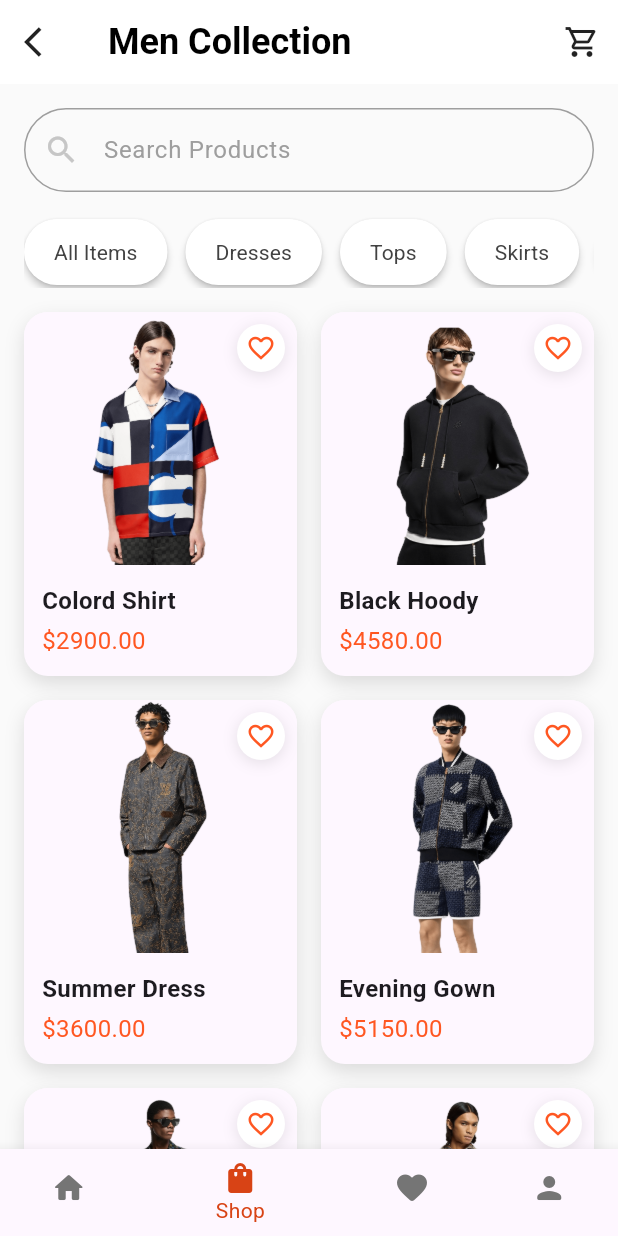
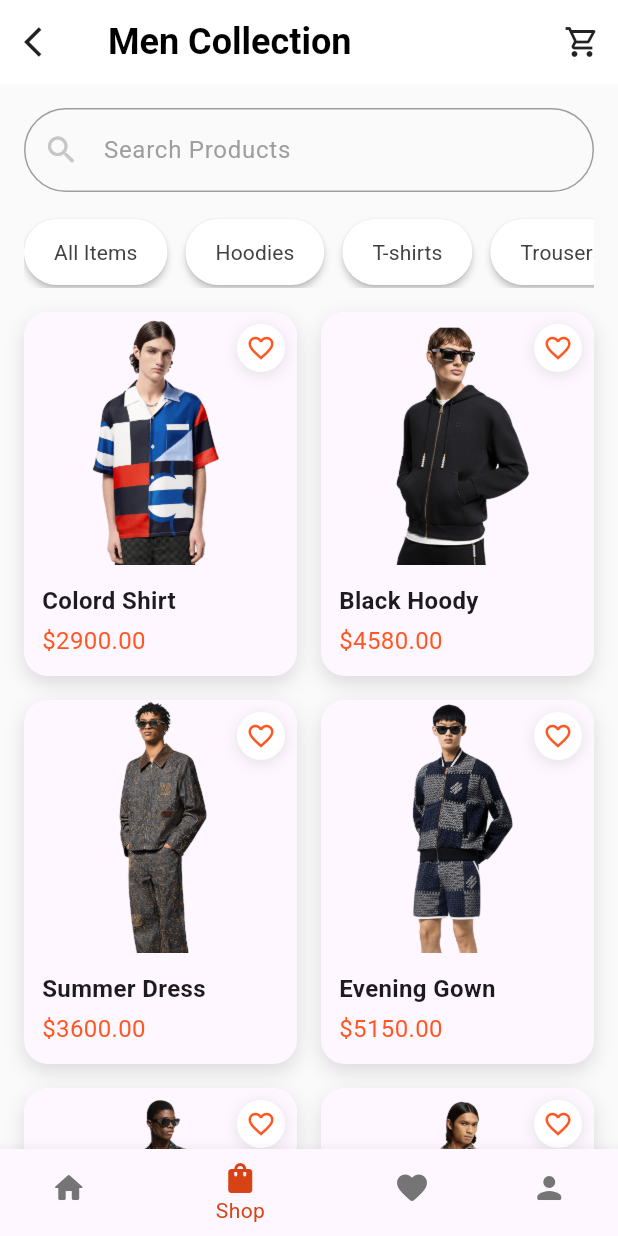
Before and after one commit to Mihi-Projects/pear-prestige_app, a Flutter app: the screen it shows after launch, after a tap on "Login", after a tap on "Men", on a phone screen of 412 x 824 dp. Run offline on Flutter 3.47's test engine with Material 3 defaults, Android fonts, the phone set to English and light mode, and no system bars.

Commit message:
last change

```diff
--- a/lib/main.dart
+++ b/lib/main.dart
@@ -1,22 +1,22 @@
 import 'package:ecom_app/screens/login_page.dart';
 import 'package:flutter/material.dart';
-import 'screens/home_screen.dart'; // Import the HomeScreen if needed
+import 'screens/home_screen.dart';
 
 void main() {
-  runApp(const MyApp()); // Use const MyApp()
+  runApp(const MyApp());
 }
 
 class MyApp extends StatelessWidget {
-  const MyApp({Key? key}) : super(key: key); // Add a const constructor
+  const MyApp({Key? key}) : super(key: key);
 
   @override
   Widget build(BuildContext context) {
     return MaterialApp(
       title: 'Pearl & Prestige',
       theme: ThemeData(
-        brightness: Brightness.light, // Light theme
+        brightness: Brightness.light,
         primarySwatch: Colors.deepOrange,
-        fontFamily: 'Roboto', // Set Roboto as the default font family
+        fontFamily: 'Roboto',
         textTheme: const TextTheme(
           displayLarge: TextStyle(fontSize: 72.0, fontWeight: FontWeight.bold),
           displayMedium: TextStyle(fontSize: 48.0, fontWeight: FontWeight.bold),
@@ -40,7 +40,7 @@ class MyApp extends StatelessWidget {
             color: Colors.black,
             fontSize: 24,
             fontWeight: FontWeight.bold,
-            fontFamily: 'Roboto', // Ensure the app bar uses Roboto
+            fontFamily: 'Roboto',
           ),
         ),
         scaffoldBackgroundColor: Colors.grey[50],
@@ -51,9 +51,9 @@ class MyApp extends StatelessWidget {
         ),
       ),
       darkTheme: ThemeData(
-        brightness: Brightness.dark, // Dark theme
+        brightness: Brightness.dark,
         primarySwatch: Colors.deepOrange,
-        fontFamily: 'Roboto', // Set Roboto as the default font family
+        fontFamily: 'Roboto',
         textTheme: const TextTheme(
           displayLarge: TextStyle(fontSize: 72.0, fontWeight: FontWeight.bold),
           displayMedium: TextStyle(fontSize: 48.0, fontWeight: FontWeight.bold),
@@ -77,7 +77,7 @@ class MyApp extends StatelessWidget {
             color: Colors.white,
             fontSize: 24,
             fontWeight: FontWeight.bold,
-            fontFamily: 'Roboto', // Ensure the app bar uses Roboto
+            fontFamily: 'Roboto',
           ),
         ),
         scaffoldBackgroundColor: const Color.fromARGB(255, 26, 26, 26),
@@ -87,10 +87,9 @@ class MyApp extends StatelessWidget {
           unselectedItemColor: Colors.white70,
         ),
       ),
-      themeMode: ThemeMode
-          .system, // Automatically adjust theme based on system settings (light or dark)
-      home: const LoginPage(), // Your initial page
-      debugShowCheckedModeBanner: false, // Remove the debug banner
+      themeMode: ThemeMode.system,
+      home: const LoginPage(),
+      debugShowCheckedModeBanner: false,
     );
   }
 }
--- a/lib/screens/login_page.dart
+++ b/lib/screens/login_page.dart
@@ -1,6 +1,6 @@
 import 'package:flutter/material.dart';
-import 'home_screen.dart'; // Import the HomeScreen
-import 'register_page.dart'; // Import the RegisterPage
+import 'home_screen.dart';
+import 'register_page.dart';
 
 class LoginPage extends StatelessWidget {
   const LoginPage({Key? key}) : super(key: key);
@@ -75,13 +75,12 @@ class LoginPage extends StatelessWidget {
                 ),
               ),
               const SizedBox(height: 30),
-              // Center the Login Button with custom width
+
               Center(
                 child: Container(
-                  width: 300, // Adjust the width here as needed
+                  width: 300,
                   child: ElevatedButton(
                     onPressed: () {
-                      // Navigate directly to HomeScreen without validation
                       Navigator.pushReplacement(
                         context,
                         MaterialPageRoute(builder: (context) => HomeScreen()),
@@ -109,9 +108,7 @@ class LoginPage extends StatelessWidget {
               const SizedBox(height: 20),
               Center(
                 child: TextButton(
-                  onPressed: () {
-                    // Implement forgot password functionality
-                  },
+                  onPressed: () {},
                   child: Text(
                     'Forgot your password?',
                     style: TextStyle(
@@ -125,7 +122,6 @@ class LoginPage extends StatelessWidget {
               Center(
                 child: TextButton(
                   onPressed: () {
-                    // Navigate to the RegisterPage
                     Navigator.push(
                       context,
                       MaterialPageRoute(
--- a/lib/screens/men_collection_page.dart
+++ b/lib/screens/men_collection_page.dart
@@ -10,7 +10,7 @@ class MenCollectionPage extends StatefulWidget {
 }
 
 class _MenCollectionPageState extends State<MenCollectionPage> {
-  int _selectedIndex = 1; // Set the default index to Men Collection
+  int _selectedIndex = 1;
 
   final List<Map<String, dynamic>> products = const [
     {
@@ -62,7 +62,6 @@ class _MenCollectionPageState extends State<MenCollectionPage> {
       _selectedIndex = index;
     });
 
-    // Handle navigation based on selected index
     if (index == 0) {
       Navigator.pushReplacement(
         context,
@@ -144,9 +143,7 @@ class _MenCollectionPageState extends State<MenCollectionPage> {
         decoration: BoxDecoration(
           color: theme.scaffoldBackgroundColor,
           borderRadius: BorderRadius.circular(30),
-          border: Border.all(
-              color: Colors.grey, // Border color
-              width: 1.0),
+          border: Border.all(color: Colors.grey, width: 1.0),
         ),
         child: const TextField(
           decoration: InputDecoration(
@@ -168,7 +165,7 @@ class _MenCollectionPageState extends State<MenCollectionPage> {
       child: SingleChildScrollView(
         scrollDirection: Axis.horizontal,
         child: Row(
-          children: ['All Items', 'Dresses', 'Tops', 'Skirts', 'Pants']
+          children: ['All Items', 'Hoodies', 'T-shirts', 'Trousers', 'Shoes']
               .map((category) => _buildCategoryButton(category))
               .toList(),
         ),
```
Also changed, not shown: lib/screens/accessories_collection_page.dart (+3 -9 lines), lib/screens/register_page.dart (+1 -7 lines), lib/screens/women_collection_page.dart (+2 -5 lines).
